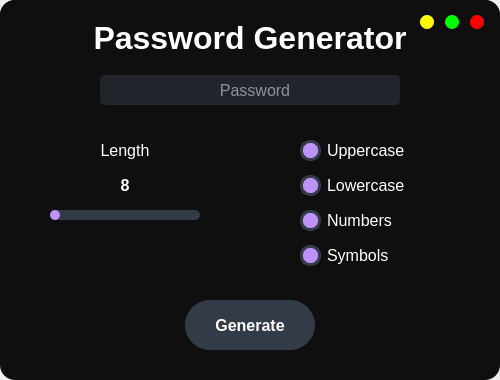
First picture: the form in GUI/design.ui, repository Abid-Chowdhury/Password-Generator, before the edit.
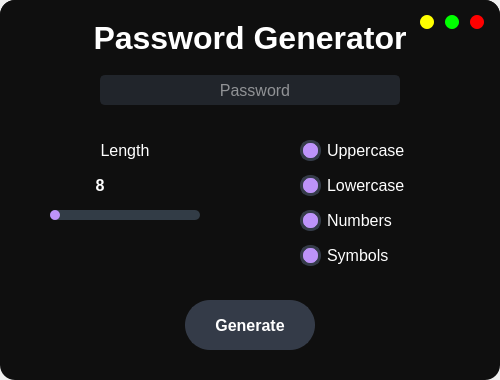
Second picture: the form after the edit.

```diff
--- a/GUI/design.ui
+++ b/GUI/design.ui
@@ -383,7 +383,7 @@
       <rect>
        <x>50</x>
        <y>170</y>
-       <width>150</width>
+       <width>100</width>
        <height>30</height>
       </rect>
      </property>
```
